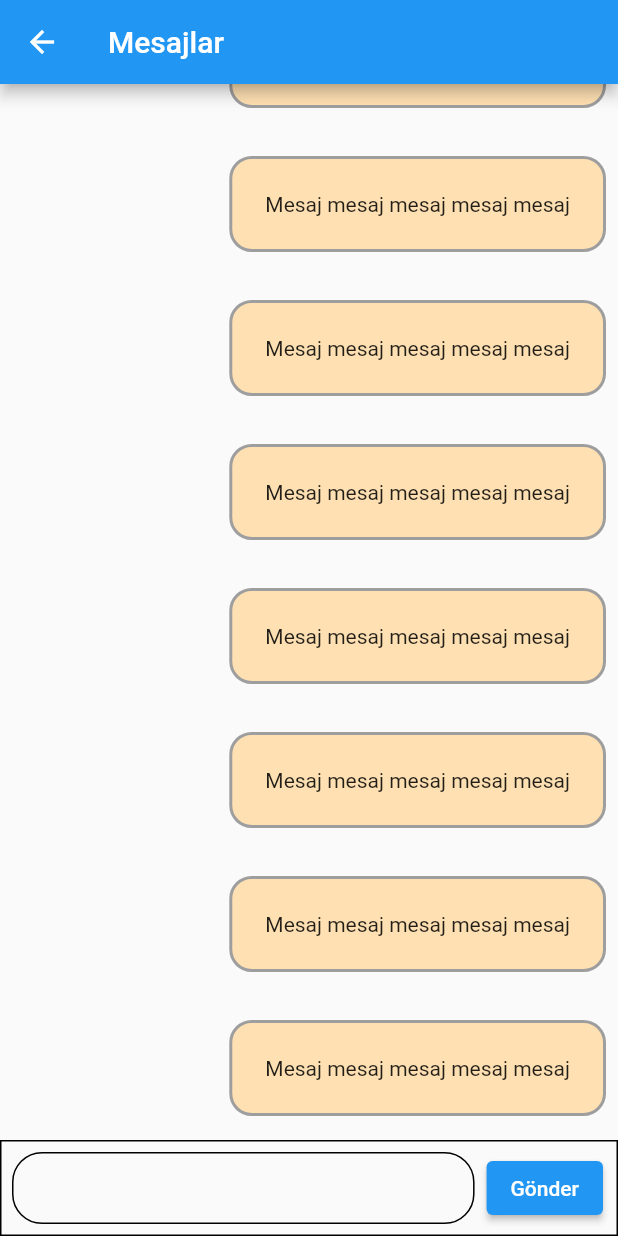
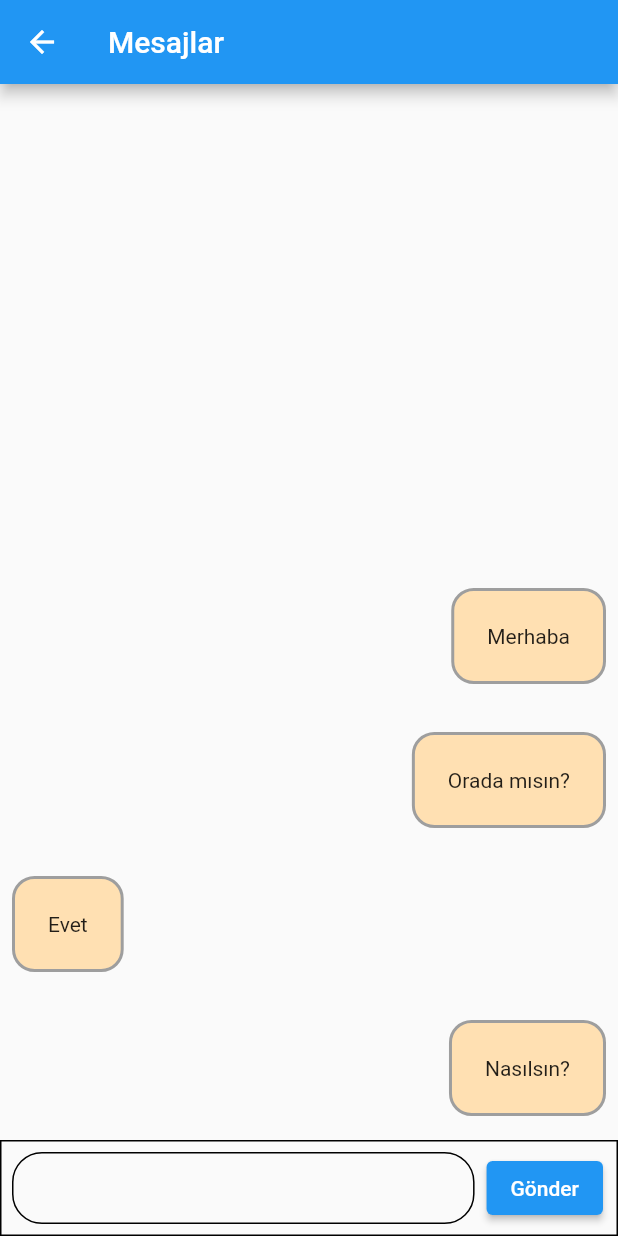
Before and after one commit to VedatBiner/Flutter_OgrenciApp, a Flutter app: the screen it shows after launch, in the side drawer, after a tap on "Mesajlar", on a phone screen of 412 x 824 dp. Run offline on Flutter 3.47's test engine with Material 2 defaults, Android fonts, the phone set to English and light mode, and no system bars.

Commit message:
Eklemelr yapıldı

```diff
--- a/lib/main.dart
+++ b/lib/main.dart
@@ -53,7 +53,7 @@ class _AnaSayfaState extends State<AnaSayfa> {
           children: [
             TextButton(
               child: Text(
-                "${mesajlarRepository.mesajlar.length} yeni mesaj"
+                "${mesajlarRepository.yeniMesajSayisi} yeni mesaj"
               ),
               onPressed: (){
                 _mesajlaraGit(context);
@@ -140,14 +140,17 @@ class _AnaSayfaState extends State<AnaSayfa> {
     );
   }
 
-  void _mesajlaraGit(context) {
-    Navigator.of(context).push(
+  Future<void> _mesajlaraGit(context) async {
+    await Navigator.of(context).push(
       MaterialPageRoute(
         builder: (context){
           return MesajlarSayfasi(mesajlarRepository);
         },
       )
     );
+    setState(() {
+
+    });
   }
 
 }
--- a/lib/pages/mesajlar_sayfasi.dart
+++ b/lib/pages/mesajlar_sayfasi.dart
@@ -14,6 +14,13 @@ class MesajlarSayfasi extends StatefulWidget {
 class _MesajlarSayfasiState extends State<MesajlarSayfasi> {
 
   @override
+  void initState() {
+    // bu sayfaya gelindiğinde mesaj sayısı sıfırlanıyor.
+    widget.mesajlarRepository.yeniMesajSayisi = 0;
+    super.initState();
+  }
+
+  @override
   Widget build(BuildContext context) {
     return Scaffold(
       appBar: AppBar(
@@ -26,33 +33,12 @@ class _MesajlarSayfasiState extends State<MesajlarSayfasi> {
           Expanded(
             child: ListView.builder(
               reverse: true,
+              itemCount: widget.mesajlarRepository.mesajlar.length,
               itemBuilder: (context, index) {
-                bool benMiyim = Random().nextBool();
-                return Align(
-                  alignment: benMiyim ? Alignment.centerRight: Alignment.centerLeft,
-                  child: Padding(
-                    padding: const EdgeInsets.symmetric(
-                      horizontal: 8.0,
-                      vertical: 16.0),
-                    child: DecoratedBox(
-                      decoration: BoxDecoration(
-                        border: Border.all(
-                          color: Colors.grey,
-                          width: 2
-                        ),
-                        color: Colors.orange.shade100,
-                        borderRadius: const BorderRadius.all(
-                          Radius.circular(15)
-                        ),
-                      ),
-                      child: const Padding(
-                        padding: EdgeInsets.all(24.0),
-                        child: Text(
-                          "Mesaj mesaj mesaj mesaj mesaj"
-                        ),
-                      ),
-                    ),
-                  ),
+                // Mesaj Gorunumu için ayrı widget yarattık
+                // item builder null dönünce son elemana gelmiş oluyoruz.
+                return MesajGorunumu(
+                  widget.mesajlarRepository.mesajlar[widget.mesajlarRepository.mesajlar.length - index -1],
                 );
               },
             ),
@@ -106,3 +92,40 @@ class _MesajlarSayfasiState extends State<MesajlarSayfasi> {
     );
   }
 }
+
+class MesajGorunumu extends StatelessWidget {
+  final Mesaj mesaj;
+  const MesajGorunumu(this.mesaj, {
+    Key? key,
+  }) : super(key: key);
+
+  @override
+  Widget build(BuildContext context) {
+    return Align(
+      alignment: mesaj.gonderen == "Ali" ? Alignment.centerRight: Alignment.centerLeft,
+      child: Padding(
+        padding: const EdgeInsets.symmetric(
+          horizontal: 8.0,
+          vertical: 16.0),
+        child: DecoratedBox(
+          decoration: BoxDecoration(
+            border: Border.all(
+              color: Colors.grey,
+              width: 2
+            ),
+            color: Colors.orange.shade100,
+            borderRadius: const BorderRadius.all(
+              Radius.circular(15)
+            ),
+          ),
+          child: Padding(
+            padding: const EdgeInsets.all(24.0),
+            child: Text(
+              mesaj.yazi
+            ),
+          ),
+        ),
+      ),
+    );
+  }
+}
--- a/lib/repository/mesajlar_repository.dart
+++ b/lib/repository/mesajlar_repository.dart
@@ -5,6 +5,8 @@ class MesajlarRepository{
     Mesaj("Evet", "Ayşe", DateTime.now().subtract(const Duration(minutes: 1))),
     Mesaj("Nasılsın?", "Ali", DateTime.now()),
   ];
+
+  int yeniMesajSayisi = 4;
 }
 
 class Mesaj{
```
Also changed, not shown: lib/pages/ogrenciler_sayfasi.dart (+47 -17 lines), lib/pages/ogretmenler_sayfasi.dart (+35 -12 lines), lib/repository/ogrenciler_repository.dart (+14 -1 lines).
